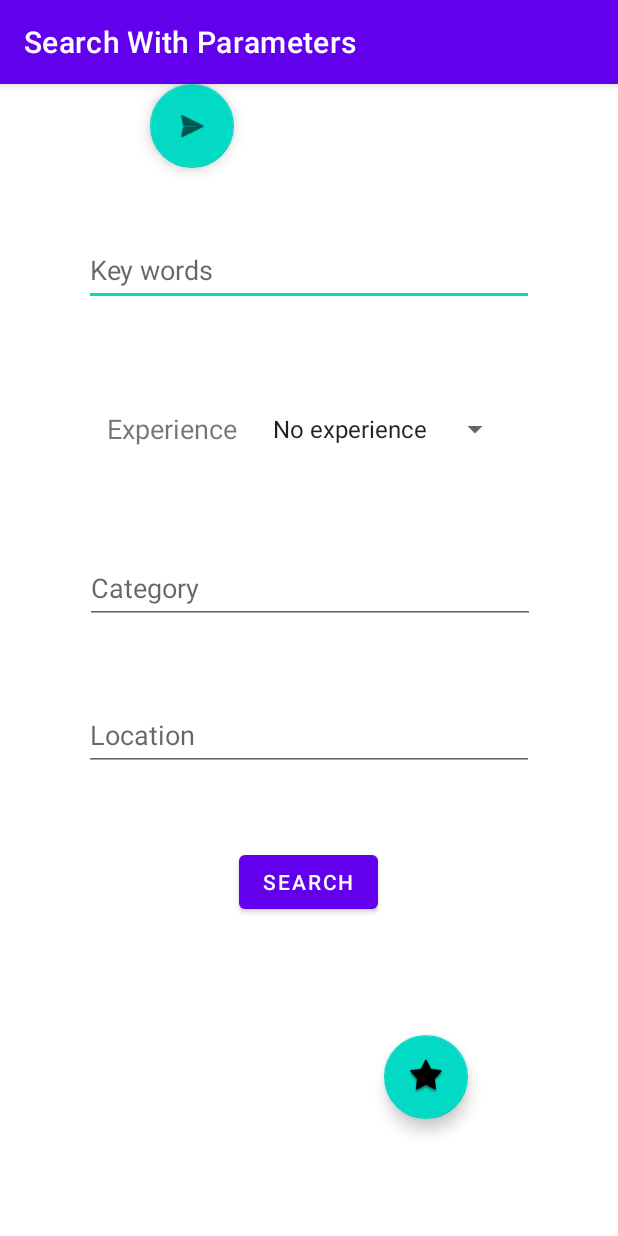
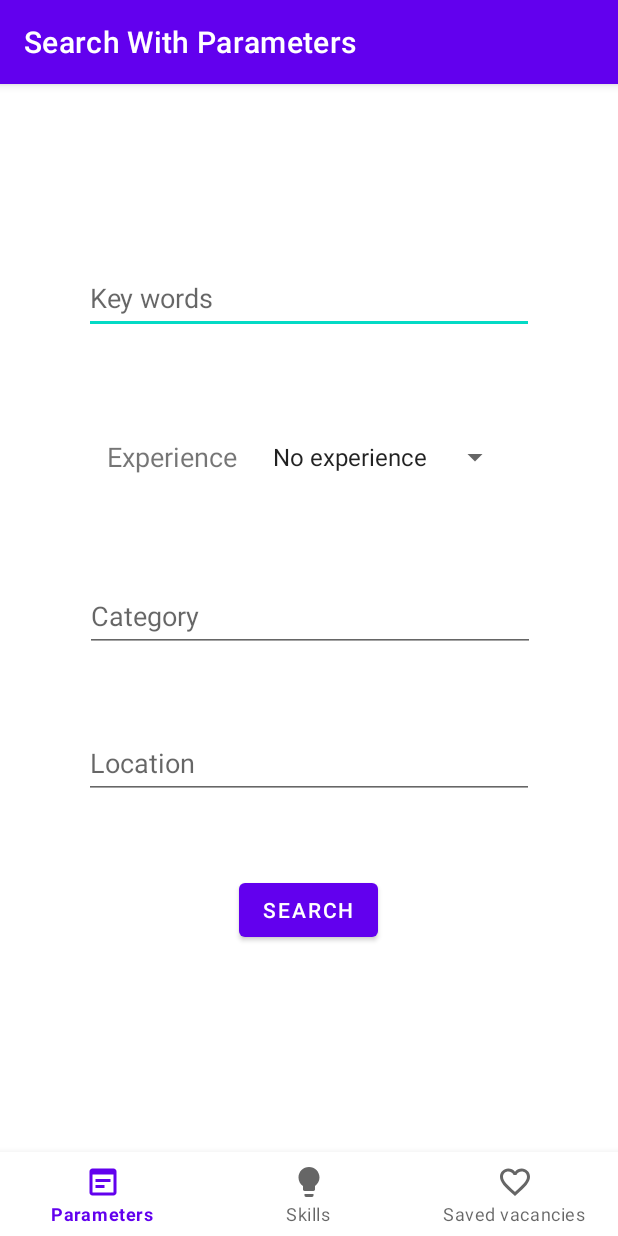
Before and after one commit to NikitunPVLK/JobSeeker, an Android app: the screen it shows after launch (MainActivity), on a phone screen of 412 x 824 dp. Run offline under Robolectric (Android 15) with nearby library versions, the phone set to English and light mode, and no system bars; our stand-ins replace data binding, navigation-ui.

Commit message:
Bottom navigation implemented

```diff
--- a/JobSeeker/app/build.gradle
+++ b/JobSeeker/app/build.gradle
@@ -49,8 +49,8 @@ dependencies {
     androidTestImplementation 'androidx.test.ext:junit:1.1.5'
     androidTestImplementation 'androidx.test.espresso:espresso-core:3.5.1'
 
-    implementation "androidx.navigation:navigation-fragment-ktx:$nav_version"
-    implementation "androidx.navigation:navigation-ui-ktx:$nav_version"
+    implementation "androidx.navigation:navigation-fragment-ktx:2.6.0"
+    implementation "androidx.navigation:navigation-ui-ktx:2.6.0"
     implementation 'androidx.lifecycle:lifecycle-viewmodel-ktx:2.6.1'
     // Retrofit
     implementation "com.squareup.retrofit2:retrofit:2.9.0"
--- a/JobSeeker/app/src/main/java/com/example/jobseeker/application/MainActivity.kt
+++ b/JobSeeker/app/src/main/java/com/example/jobseeker/application/MainActivity.kt
@@ -5,7 +5,9 @@ import android.os.Bundle
 import androidx.navigation.NavController
 import androidx.navigation.fragment.NavHostFragment
 import androidx.navigation.ui.setupActionBarWithNavController
+import androidx.navigation.ui.setupWithNavController
 import com.example.jobseeker.R
+import com.google.android.material.bottomnavigation.BottomNavigationView
 
 class MainActivity : AppCompatActivity(R.layout.activity_main) {
 
@@ -17,6 +19,8 @@ class MainActivity : AppCompatActivity(R.layout.activity_main) {
             supportFragmentManager.findFragmentById(R.id.nav_host_fragment) as NavHostFragment
         navController = navHostFragment.navController
 
+        val bottomNavigationView = findViewById<BottomNavigationView>(R.id.bottom_navigation)
+        bottomNavigationView.setupWithNavController(navController)
         setupActionBarWithNavController(navController)
     }
 
--- a/JobSeeker/app/src/main/java/com/example/jobseeker/fragments/SearchParametersFragment.kt
+++ b/JobSeeker/app/src/main/java/com/example/jobseeker/fragments/SearchParametersFragment.kt
@@ -31,16 +31,16 @@ class SearchParametersFragment : Fragment() {
         setupCategoryAutoComplete()
         setupExperienceSpinner()
         setupLocationAutoComplete()
-        binding.floatingActionButton.setOnClickListener {
-            val action =
-                SearchParametersFragmentDirections
-                    .actionSearchParametersFragmentToSavedVacanciesFragment()
-            findNavController().navigate(action)
-        }
-        binding.floatingActionButton2.setOnClickListener {
-            val action = SearchParametersFragmentDirections.actionSearchParametersFragmentToSkillsBasedSearchFragment()
-            findNavController().navigate(action)
-        }
+//        binding.floatingActionButton.setOnClickListener {
+//            val action =
+//                SearchParametersFragmentDirections
+//                    .actionSearchParametersFragmentToSavedVacanciesFragment()
+//            findNavController().navigate(action)
+//        }
+//        binding.floatingActionButton2.setOnClickListener {
+//            val action = SearchParametersFragmentDirections.actionSearchParametersFragmentToSkillsBasedSearchFragment()
+//            findNavController().navigate(action)
+//        }
         return binding.root
     }
 
--- /dev/null
+++ b/JobSeeker/app/src/main/res/drawable/favorite.xml
@@ -0,0 +1,5 @@
+<vector android:height="24dp" android:tint="#000000"
+    android:viewportHeight="24" android:viewportWidth="24"
+    android:width="24dp" xmlns:android="http://schemas.android.com/apk/res/android">
+    <path android:fillColor="@android:color/white" android:pathData="M16.5,3c-1.74,0 -3.41,0.81 -4.5,2.09C10.91,3.81 9.24,3 7.5,3 4.42,3 2,5.42 2,8.5c0,3.78 3.4,6.86 8.55,11.54L12,21.35l1.45,-1.32C18.6,15.36 22,12.28 22,8.5 22,5.42 19.58,3 16.5,3zM12.1,18.55l-0.1,0.1 -0.1,-0.1C7.14,14.24 4,11.39 4,8.5 4,6.5 5.5,5 7.5,5c1.54,0 3.04,0.99 3.57,2.36h1.87C13.46,5.99 14.96,5 16.5,5c2,0 3.5,1.5 3.5,3.5 0,2.89 -3.14,5.74 -7.9,10.05z"/>
+</vector>
--- /dev/null
+++ b/JobSeeker/app/src/main/res/drawable/parameters.xml
@@ -0,0 +1,5 @@
+<vector android:autoMirrored="true" android:height="24dp"
+    android:tint="#000000" android:viewportHeight="24"
+    android:viewportWidth="24" android:width="24dp" xmlns:android="http://schemas.android.com/apk/res/android">
+    <path android:fillColor="@android:color/white" android:pathData="M19,3H5C3.89,3 3,3.9 3,5v14c0,1.1 0.89,2 2,2h14c1.1,0 2,-0.9 2,-2V5C21,3.9 20.11,3 19,3zM19,19H5V7h14V19zM17,12H7v-2h10V12zM13,16H7v-2h6V16z"/>
+</vector>
--- /dev/null
+++ b/JobSeeker/app/src/main/res/drawable/skills.xml
@@ -0,0 +1,5 @@
+<vector android:height="24dp" android:tint="#000000"
+    android:viewportHeight="24" android:viewportWidth="24"
+    android:width="24dp" xmlns:android="http://schemas.android.com/apk/res/android">
+    <path android:fillColor="@android:color/white" android:pathData="M9,21c0,0.5 0.4,1 1,1h4c0.6,0 1,-0.5 1,-1v-1L9,20v1zM12,2C8.1,2 5,5.1 5,9c0,2.4 1.2,4.5 3,5.7L8,17c0,0.5 0.4,1 1,1h6c0.6,0 1,-0.5 1,-1v-2.3c1.8,-1.3 3,-3.4 3,-5.7 0,-3.9 -3.1,-7 -7,-7z"/>
+</vector>
--- a/JobSeeker/app/src/main/res/layout/activity_main.xml
+++ b/JobSeeker/app/src/main/res/layout/activity_main.xml
@@ -11,11 +11,21 @@
         android:id="@+id/nav_host_fragment"
         android:name="androidx.navigation.fragment.NavHostFragment"
         android:layout_width="match_parent"
-        android:layout_height="match_parent"
+        android:layout_height="675dp"
+        app:defaultNavHost="true"
+        app:layout_constraintBottom_toTopOf="@id/bottom_navigation"
+        app:layout_constraintEnd_toEndOf="parent"
+        app:layout_constraintStart_toStartOf="parent"
         app:layout_constraintTop_toTopOf="parent"
+        app:navGraph="@navigation/nav_graph" />
+
+    <com.google.android.material.bottomnavigation.BottomNavigationView
+        android:id="@+id/bottom_navigation"
+        android:layout_width="match_parent"
+        android:layout_height="wrap_content"
         app:layout_constraintBottom_toBottomOf="parent"
+        app:layout_constraintEnd_toEndOf="parent"
         app:layout_constraintStart_toStartOf="parent"
-        app:layout_constraintEnd_toEndOf="parent"
-        app:defaultNavHost="true"
-        app:navGraph="@navigation/nav_graph"/>
+        app:menu="@menu/bottom_navigation_menu" />
+
 </androidx.constraintlayout.widget.ConstraintLayout>
--- a/JobSeeker/app/src/main/res/layout/fragment_search_parameters.xml
+++ b/JobSeeker/app/src/main/res/layout/fragment_search_parameters.xml
@@ -93,29 +93,6 @@
                 app:layout_constraintStart_toStartOf="parent"
                 app:layout_constraintTop_toBottomOf="@+id/location_input" />
 
-            <com.google.android.material.floatingactionbutton.FloatingActionButton
-                android:id="@+id/floatingActionButton"
-                android:layout_width="wrap_content"
-                android:layout_height="wrap_content"
-                android:clickable="true"
-                app:layout_constraintBottom_toBottomOf="parent"
-                app:layout_constraintEnd_toEndOf="parent"
-                app:layout_constraintHorizontal_bias="0.5"
-                app:layout_constraintStart_toEndOf="@+id/floatingActionButton2"
-                app:layout_constraintTop_toBottomOf="@id/search_button"
-                app:srcCompat="@android:drawable/star_big_off" />
-
-            <com.google.android.material.floatingactionbutton.FloatingActionButton
-                android:id="@+id/floatingActionButton2"
-                android:layout_width="wrap_content"
-                android:layout_height="wrap_content"
-                android:clickable="true"
-                app:layout_constraintEnd_toStartOf="@+id/floatingActionButton"
-                app:layout_constraintHorizontal_bias="0.5"
-                app:layout_constraintStart_toStartOf="parent"
-                app:srcCompat="@android:drawable/ic_menu_send"
-                tools:layout_editor_absoluteY="609dp" />
-
 
         </androidx.constraintlayout.widget.ConstraintLayout>
     </FrameLayout>
--- /dev/null
+++ b/JobSeeker/app/src/main/res/menu/bottom_navigation_menu.xml
@@ -0,0 +1,16 @@
+<?xml version="1.0" encoding="utf-8"?>
+
+<menu xmlns:android="http://schemas.android.com/apk/res/android">
+    <item
+        android:id="@+id/searchParametersFragment"
+        android:icon="@drawable/parameters"
+        android:title="Parameters" />
+    <item
+        android:id="@+id/skillsBasedSearchFragment"
+        android:icon="@drawable/skills"
+        android:title="Skills" />
+    <item
+        android:id="@+id/savedVacanciesFragment"
+        android:icon="@drawable/favorite"
+        android:title="Saved vacancies" />
+</menu>
```
